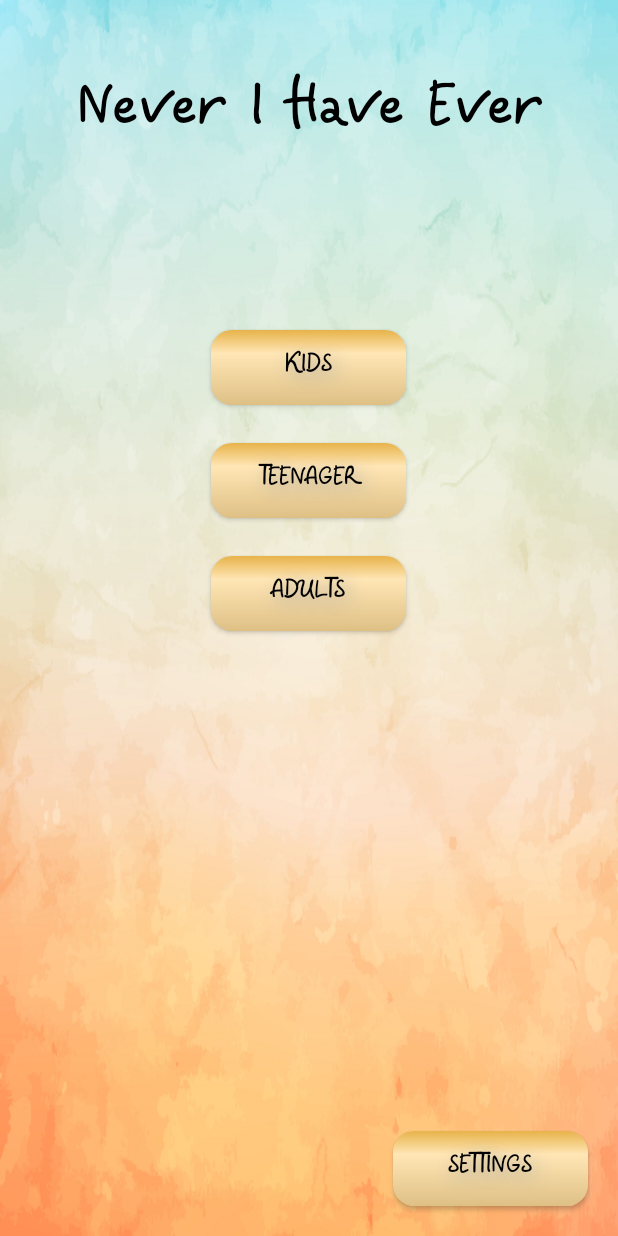
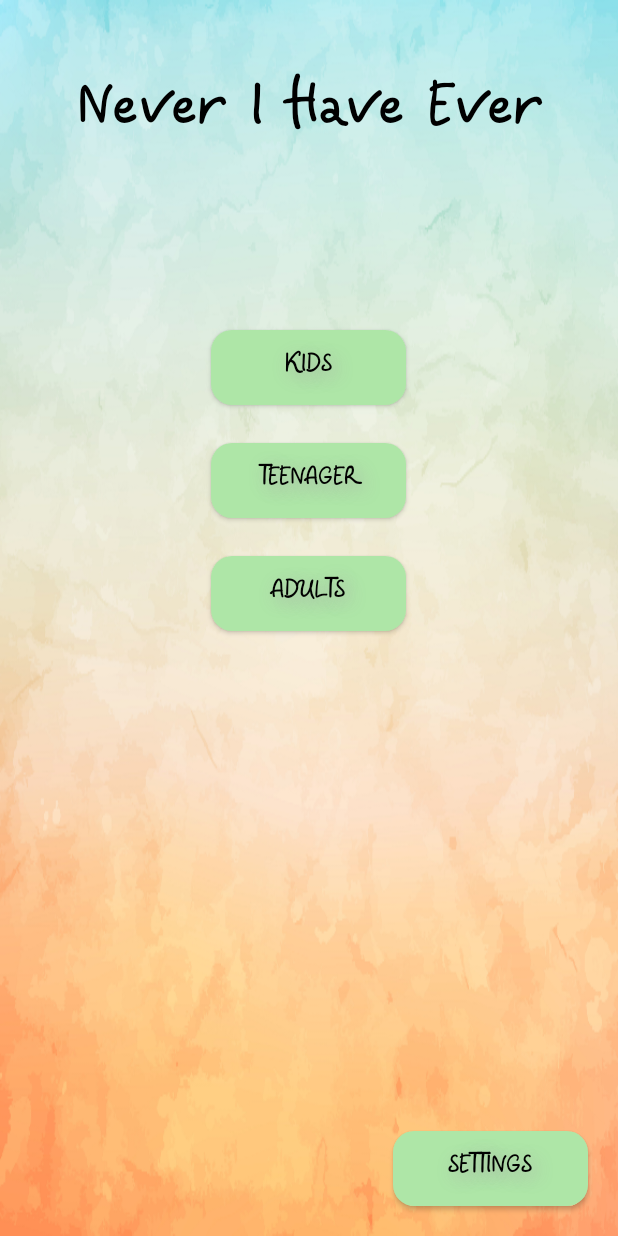
Before and after one commit to VladVh/NeverHaveIEver, an Android app: the screen it shows after launch (MainActivity), on a phone screen of 412 x 824 dp. Run offline under Robolectric (Android 15) with nearby library versions, the phone set to English and light mode, and no system bars; our stand-ins replace ButterKnife, Dagger/Hilt's generated code; 10 statements that could not run were skipped.

Commit message:
changed button style buttonshape_light

```diff
--- a/app/src/main/res/drawable/buttonshape_light.xml
+++ b/app/src/main/res/drawable/buttonshape_light.xml
@@ -3,13 +3,8 @@
     <corners
         android:radius="14dp"
         />
-    <gradient
-        android:angle="270"
-        android:centerX="31%"
-        android:centerColor="#FFE6B5"
-        android:startColor="#E8B34A"
-        android:endColor="#DEC085"
-        android:type="linear"
+    <solid
+        android:color="#aee6a7"
         />
     <padding
         android:left="0dp"
@@ -26,15 +21,9 @@
         android:color="#878787"
         />
 </shape>
-    <!--<android:startColor="#E0E872"-->
-    <!--<android:endColor="#4551FF"-->
-
-    <!--android:startColor="#E5E884"-->
-    <!--android:endColor="#9C6411"-->
-
-<!--<gradient-->
-<!--android:angle="270"-->
-<!--android:startColor="#AEE0E8"-->
-<!--android:endColor="#DEA249"-->
-<!--android:type="linear"-->
-    <!--/>-->
+    <!--android:angle="270"-->
+    <!--android:centerX="31%"-->
+    <!--android:centerColor="#FFE6B5"-->
+    <!--android:startColor="#E8B34A"-->
+    <!--android:endColor="#DEC085"-->
+    <!--android:type="linear"-->
```
